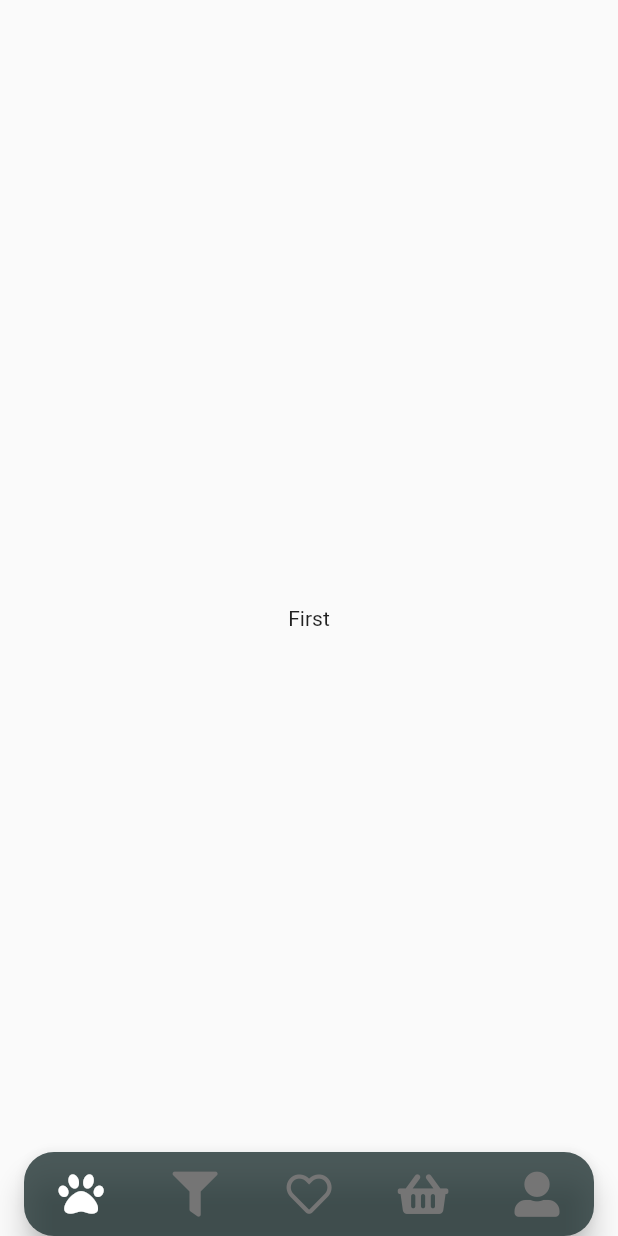
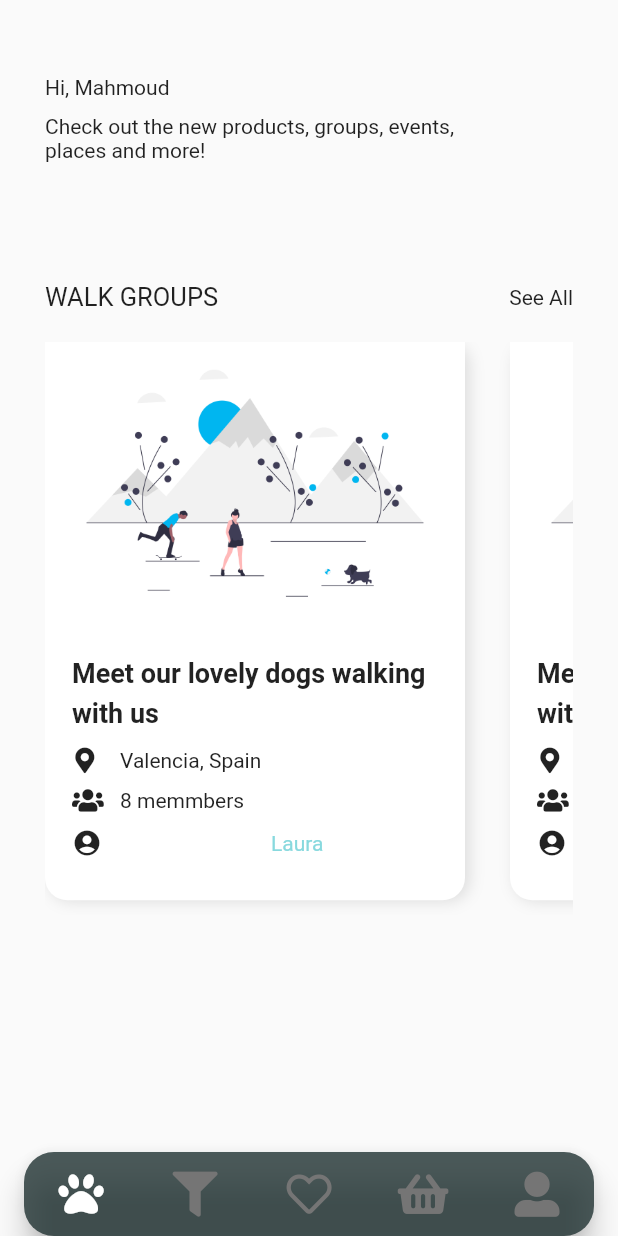
Before and after one commit to MHarooney/IPetMobile, a Flutter app: the screen it shows after launch, after a tap on "Continue", after a tap on "Not now!", on a phone screen of 412 x 824 dp. Run offline on Flutter 3.47's test engine with Material 2 defaults, Android fonts, the phone set to English and light mode, and no system bars; drawn by our look-alikes of custom_navigation_bar; our stand-ins replace country_code_picker, flutter_screenutil, font_awesome_flutter.

Commit message:
Dash Borad Screen and Grid Card Custom Added

```diff
--- /dev/null
+++ b/lib/screens/dash_board_screen/dash_board_screen.dart
@@ -0,0 +1,85 @@
+import 'package:flutter/material.dart';
+import 'package:ipet/widgets/custom_grid_view_card.dart';
+
+class DashoBoardScreen extends StatelessWidget {
+  @override
+  Widget build(BuildContext context) {
+    var size = MediaQuery.of(context).size;
+    return Scaffold(
+      body: SafeArea(
+          child: ListView(
+        children: <Widget>[
+          Padding(
+            padding:
+                const EdgeInsets.only(top: 20, bottom: 20, left: 30, right: 30),
+            child: Column(
+              crossAxisAlignment: CrossAxisAlignment.start,
+              children: <Widget>[
+                SizedBox(
+                  height: 30,
+                ),
+                Text(
+                  "Hi, Mahmoud",
+                  // style: appTitle,
+                ),
+                SizedBox(
+                  height: 10,
+                ),
+                SizedBox(
+                    width: size.width * 0.7,
+                    child: Text(
+                      "Check out the new products, groups, events, places and more!",
+                      // style: contentBlack,
+                    )),
+                SizedBox(
+                  height: 50,
+                ),
+                // DogCard(),
+                SizedBox(
+                  height: 30,
+                ),
+                Row(
+                  mainAxisAlignment: MainAxisAlignment.spaceBetween,
+                  children: <Widget>[
+                    Text(
+                      "Walk groups".toUpperCase(),
+                      style: TextStyle(
+                        fontSize: 17,
+                      ),
+                    ),
+                    Text("See All")
+                  ],
+                ),
+                SizedBox(
+                  height: 20,
+                ),
+                SingleChildScrollView(
+                  scrollDirection: Axis.horizontal,
+                  child: Row(
+                    children: <Widget>[
+                      CustomGridViewCard(
+                        imgScr: "assets/images/pet_places.png",
+                        title: "Meet our lovely dogs walking with us",
+                        location: "Valencia, Spain",
+                        members: "8 memmbers",
+                        orgBy: "Laura",
+                      ),
+                      CustomGridViewCard(
+                        imgScr: "assets/images/pet_places.png",
+                        title: "Meet our lovely dogs walking with us",
+                        location: "Valencia, Spain",
+                        members: "8 memmbers",
+                        orgBy: "Laura",
+                      ),
+                      // WalkGroupCard()
+                    ],
+                  ),
+                )
+              ],
+            ),
+          ),
+        ],
+      )),
+    );
+  }
+}
--- a/lib/screens/home_screen/components/ipet_page_view.dart
+++ b/lib/screens/home_screen/components/ipet_page_view.dart
@@ -1,5 +1,6 @@
 import 'package:flutter/material.dart';
 import 'package:ipet/models/notifiers/nav_b_bar/navigation_bbar_data.dart';
+import 'package:ipet/screens/dash_board_screen/dash_board_screen.dart';
 import 'package:provider/provider.dart';
 
 class IPetPageView extends StatelessWidget {
@@ -15,12 +16,12 @@ class IPetPageView extends StatelessWidget {
         children: <Widget>[
           // You just need to replace your pages with this Container
 
-          // DashBoardScreen(),
+          DashoBoardScreen(),
           // IPetCatScreen(),
           // CreateCartScreen(),
           // CartScreen(),
           // IPetSettingsScreen(),
-          Scaffold(body: Container(child: Center(child: Text("First")))),
+          // Scaffold(body: Container(child: Center(child: Text("First")))),
           Scaffold(body: Container(child: Center(child: Text("Second")))),
           Scaffold(body: Container(child: Center(child: Text("Third")))),
           Scaffold(body: Container(child: Center(child: Text("Fourth")))),
--- /dev/null
+++ b/lib/widgets/custom_grid_view_card.dart
@@ -0,0 +1,123 @@
+import 'package:flutter/material.dart';
+import 'package:font_awesome_flutter/font_awesome_flutter.dart';
+import 'package:ipet/constants/constants.dart';
+
+class CustomGridViewCard extends StatelessWidget {
+  final String imgScr;
+  final String title;
+  final String location;
+  final String members;
+  final String orgBy;
+  const CustomGridViewCard({
+    Key key,
+    this.imgScr,
+    this.title,
+    this.location,
+    this.members,
+    this.orgBy,
+  }) : super(key: key);
+  @override
+  Widget build(BuildContext context) {
+    return Padding(
+      padding: const EdgeInsets.only(right: 30, bottom: 10),
+      child: Container(
+        decoration: BoxDecoration(
+            color: AppConst.kPrimaryWhiteBgColor,
+            borderRadius: BorderRadius.circular(15),
+            boxShadow: [
+              BoxShadow(
+                  color: Colors.grey.withOpacity(0.3),
+                  blurRadius: 8,
+                  offset: Offset(3, 1))
+            ]),
+        child: Container(
+          width: 280,
+          child: Column(
+            children: <Widget>[
+              Image.asset(imgScr),
+              Padding(
+                padding: EdgeInsets.all(18),
+                child: Column(
+                  children: <Widget>[
+                    Text(
+                      title,
+                      style: TextStyle(
+                          fontSize: 18,
+                          fontWeight: FontWeight.bold,
+                          height: 1.5),
+                    ),
+                    SizedBox(
+                      height: 10,
+                    ),
+                    Row(
+                      children: <Widget>[
+                        Icon(
+                          FontAwesomeIcons.mapMarkerAlt,
+                          size: 17,
+                        ),
+                        SizedBox(
+                          width: 15,
+                        ),
+                        Text(
+                          location,
+                          // style: contentBlack,
+                        )
+                      ],
+                    ),
+                    SizedBox(
+                      height: 10,
+                    ),
+                    Row(
+                      children: <Widget>[
+                        Icon(
+                          FontAwesomeIcons.users,
+                          size: 17,
+                        ),
+                        SizedBox(
+                          width: 15,
+                        ),
+                        Text(
+                          members,
+                          // style: contentBlack,
+                        )
+                      ],
+                    ),
+                    SizedBox(
+                      height: 10,
+                    ),
+                    Row(
+                      children: <Widget>[
+                        Icon(
+                          Icons.account_circle,
+                          size: 20,
+                        ),
+                        SizedBox(
+                          width: 15,
+                        ),
+                        RichText(
+                          text: TextSpan(text: "Organized by ",
+                              // style: contentBlack,
+                              children: <TextSpan>[
+                                TextSpan(
+                                  text: orgBy,
+                                  style:
+                                      TextStyle(color: AppConst.kPrimaryColor),
+                                ),
+                              ]),
+                        )
+                        // Text("Organized by Laura ",style: contentBlack,)
+                      ],
+                    ),
+                    SizedBox(
+                      height: 10,
+                    )
+                  ],
+                ),
+              ),
+            ],
+          ),
+        ),
+      ),
+    );
+  }
+}
```
